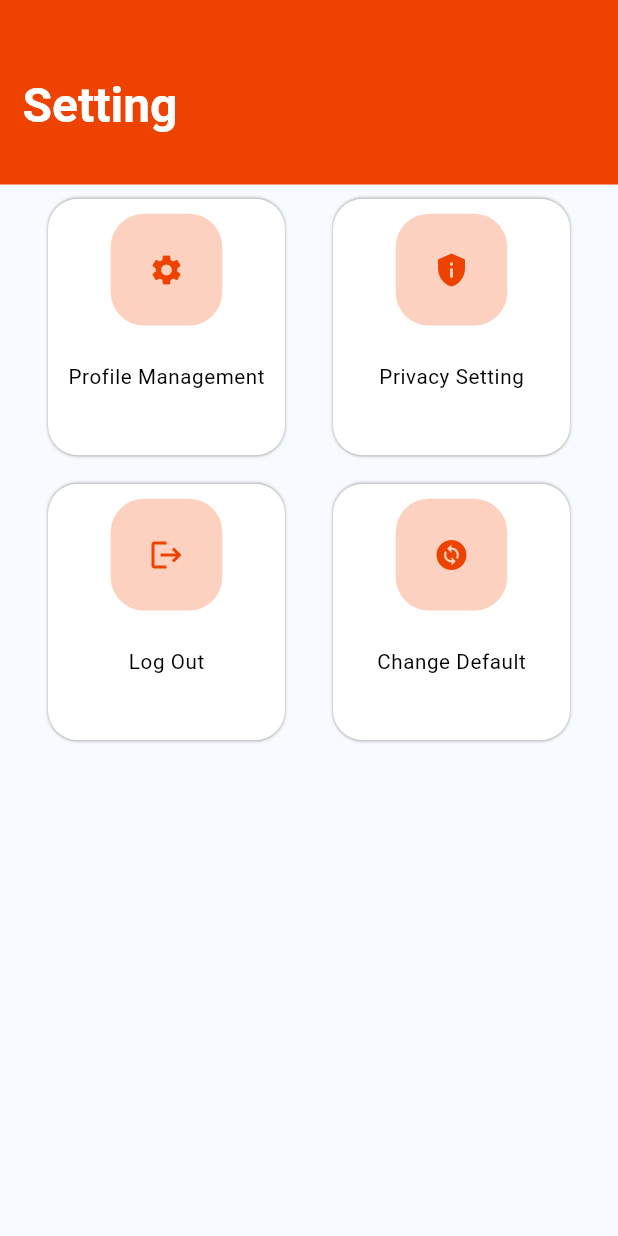
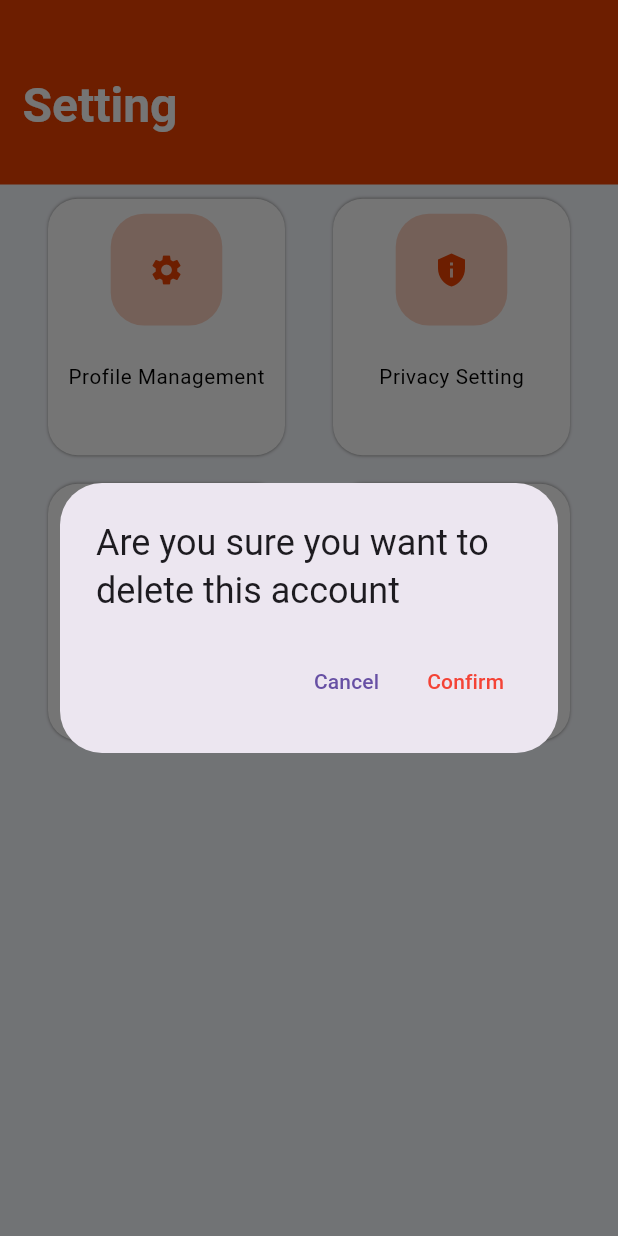
Before and after one commit to mostafamagde/mini_InstaPay, a Flutter app: the SettingView widget shown alone on an empty page, opened directly, after a tap on "Log Out", on a phone screen of 412 x 824 dp. Run offline on Flutter 3.47's test engine with Material 3 defaults, Android fonts, the phone set to English and light mode, and no system bars; our stand-ins replace bloc, cached_network_image, dartz, device_preview, dio, flutter_bloc and 6 more; missing offline and left inert: socket_io_client_flutter; accounts and stored records are empty; network calls fail.

Commit message:
fix log out

```diff
--- a/lib/features/setting_view/presentation/views/setting_view.dart
+++ b/lib/features/setting_view/presentation/views/setting_view.dart
@@ -14,17 +14,56 @@ class SettingView extends StatelessWidget {
   Widget build(BuildContext context) {
     final LogOutCubit cubit = LogOutCubit.get(context);
     final List<ButtonModel> buttonModels = [
-      ButtonModel(name: "Profile Management", icon: Icons.settings, onTap: () => Navigator.pushNamed(context, RoutesNames.changeCridintials)),
-      ButtonModel(name: "Privacy Setting", icon: Icons.privacy_tip, onTap: () => Navigator.pushNamed(context, RoutesNames.privacySetting)),
-      ButtonModel(name: "Log Out", icon: Icons.logout, onTap: () => cubit.logOut()),
-      ButtonModel(name: "Change Default", icon: Icons.change_circle, onTap: () => Navigator.pushNamed(context, RoutesNames.changeDefaultAccount)),
+      ButtonModel(
+          name: "Profile Management",
+          icon: Icons.settings,
+          onTap: () =>
+              Navigator.pushNamed(context, RoutesNames.changeCridintials)),
+      ButtonModel(
+          name: "Privacy Setting",
+          icon: Icons.privacy_tip,
+          onTap: () =>
+              Navigator.pushNamed(context, RoutesNames.privacySetting)),
+      ButtonModel(
+          name: "Log Out", icon: Icons.logout, onTap: () {
+            showDialog(context: context, builder:
+            (context) => AlertDialog(
+              title: Text(
+                "Are you sure you want to delete this account",
+              ),
+
+              actions: [
+                TextButton(
+                  onPressed: () {
+                    Navigator.of(context).pop();
+                  },
+                  child: Text("Cancel"),
+                ),
+                TextButton(
+                  onPressed: () {
+                    cubit.logOut();
+                  },
+                  child: Text(
+                    "Confirm",
+                    style: TextStyle(color: Colors.red),
+                  ),
+                ),
+              ],
+            ),);
+          },),
+      ButtonModel(
+          name: "Change Default",
+          icon: Icons.change_circle,
+          onTap: () =>
+              Navigator.pushNamed(context, RoutesNames.changeDefaultAccount)),
     ];
 
     return BlocListener<LogOutCubit, LogOutState>(
       listener: (context, state) {
         if (state is LogOutSuccess) {
           print(state.successMessage);
-          Navigator.pushNamedAndRemoveUntil(context, RoutesNames.loginView, (route) => false);
+          Navigator.pushNamedAndRemoveUntil(
+              context, RoutesNames.loginView, (route) => false);
         }
       },
       child: CustomScrollView(
```
